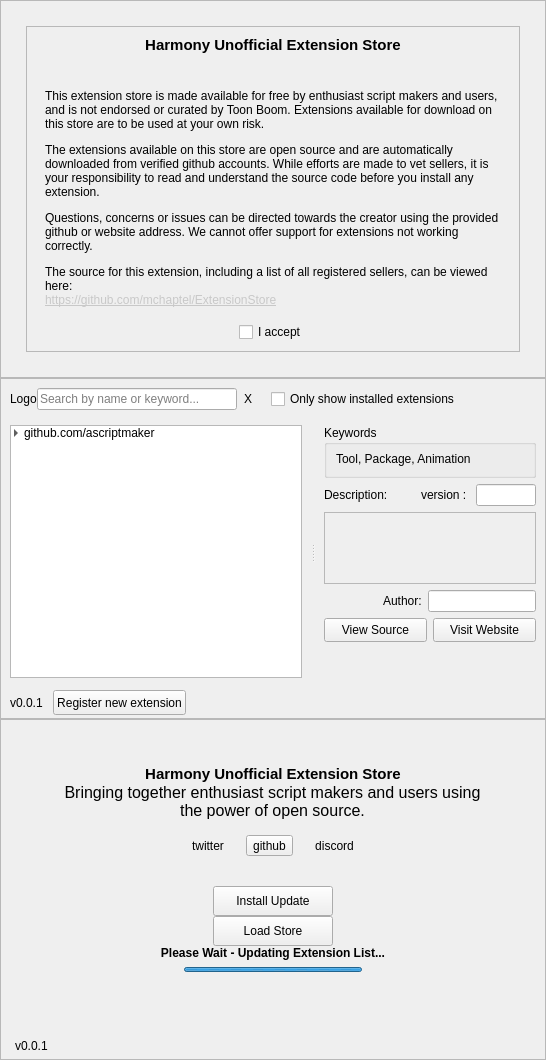
mchaptel/ExtensionStore, file ExtensionStore/resources/store.ui: the form before one commit.
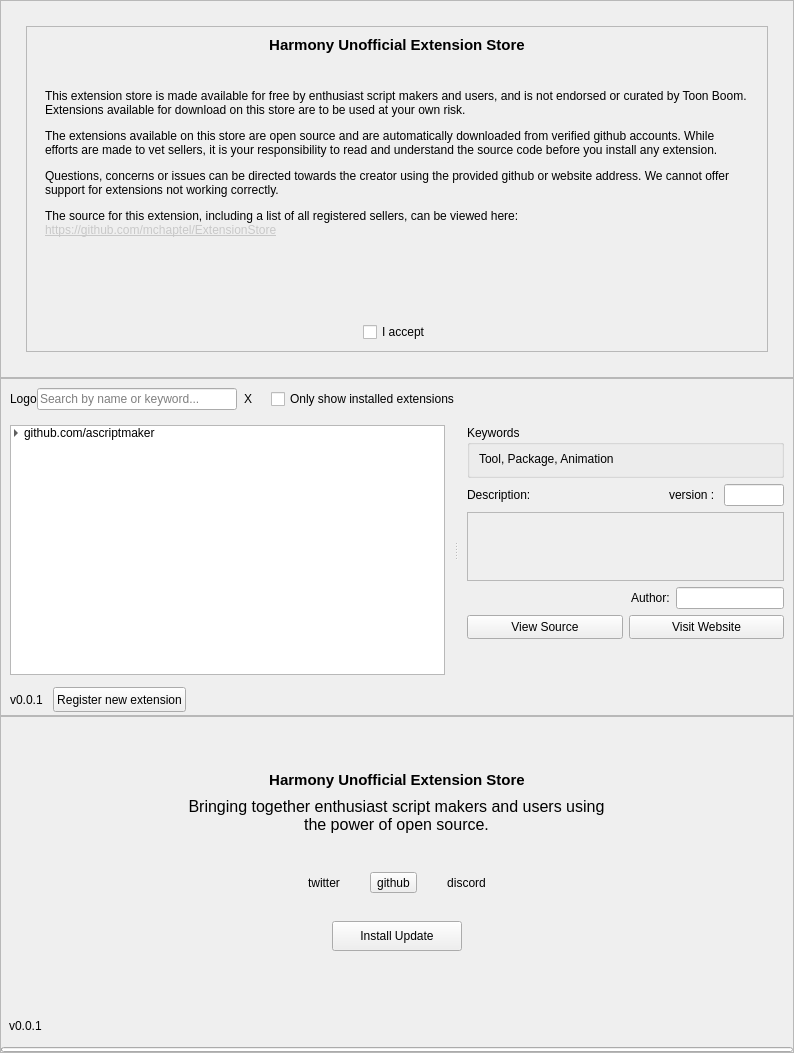
The form after the commit.

Commit message: Moved store load button to the LoadButton class.

Diff of the .ui file:
```diff
--- a/ExtensionStore/resources/store.ui
+++ b/ExtensionStore/resources/store.ui
@@ -6,8 +6,8 @@
    <rect>
     <x>0</x>
     <y>0</y>
-    <width>546</width>
-    <height>1060</height>
+    <width>794</width>
+    <height>1053</height>
    </rect>
   </property>
   <property name="minimumSize">
@@ -110,7 +110,7 @@
              <rect>
               <x>0</x>
               <y>0</y>
-              <width>474</width>
+              <width>722</width>
               <height>223</height>
              </rect>
             </property>
@@ -798,11 +798,14 @@
    <item>
     <widget class="QFrame" name="aboutFrame">
      <property name="sizePolicy">
-      <sizepolicy hsizetype="Preferred" vsizetype="Preferred">
+      <sizepolicy hsizetype="Expanding" vsizetype="Preferred">
        <horstretch>0</horstretch>
        <verstretch>0</verstretch>
       </sizepolicy>
      </property>
+     <property name="styleSheet">
+      <string notr="true"/>
+     </property>
      <property name="frameShape">
       <enum>QFrame::StyledPanel</enum>
      </property>
@@ -811,31 +814,11 @@
      </property>
      <layout class="QVBoxLayout" name="verticalLayout_6">
       <property name="spacing">
-       <number>0</number>
+       <number>8</number>
       </property>
       <property name="leftMargin">
-       <number>5</number>
-      </property>
-      <property name="topMargin">
        <number>0</number>
       </property>
-      <property name="rightMargin">
-       <number>5</number>
-      </property>
-      <property name="bottomMargin">
-       <number>0</number>
-      </property>
-      <item>
-       <layout class="QVBoxLayout" name="verticalLayout_4">
-        <property name="spacing">
-         <number>0</number>
-        </property>
-        <property name="sizeConstraint">
-         <enum>QLayout::SetDefaultConstraint</enum>
-        </property>
-        <property name="leftMargin">
-         <number>0</number>
-        </property>
         <property name="topMargin">
          <number>0</number>
         </property>
@@ -843,10 +826,10 @@
          <number>0</number>
         </property>
         <property name="bottomMargin">
-         <number>9</number>
+       <number>0</number>
         </property>
         <item>
-         <spacer name="verticalSpacer">
+       <spacer name="verticalSpacer_2">
           <property name="orientation">
            <enum>Qt::Vertical</enum>
           </property>
@@ -862,8 +845,6 @@
          </spacer>
         </item>
         <item>
-         <layout class="QGridLayout" name="aboutHeaderLayout">
-          <item row="0" column="0">
            <widget class="QLabel" name="storeLabel">
             <property name="sizePolicy">
              <sizepolicy hsizetype="Preferred" vsizetype="Fixed">
@@ -882,7 +863,7 @@
             </property>
            </widget>
           </item>
-          <item row="2" column="0">
+      <item>
            <layout class="QHBoxLayout" name="horizontalLayout_5">
             <item>
              <widget class="QLabel" name="label_3">
@@ -929,7 +910,23 @@
             </item>
            </layout>
           </item>
-          <item row="4" column="0">
+      <item>
+       <spacer name="verticalSpacer_8">
+        <property name="orientation">
+         <enum>Qt::Vertical</enum>
+        </property>
+        <property name="sizeType">
+         <enum>QSizePolicy::Fixed</enum>
+        </property>
+        <property name="sizeHint" stdset="0">
+         <size>
+          <width>20</width>
+          <height>30</height>
+         </size>
+        </property>
+       </spacer>
+      </item>
+      <item>
            <layout class="QHBoxLayout" name="socialLayout">
             <property name="leftMargin">
              <number>0</number>
@@ -1060,44 +1057,8 @@
             </item>
            </layout>
           </item>
-          <item row="3" column="0">
-           <spacer name="verticalSpacer_5">
-            <property name="orientation">
-             <enum>Qt::Vertical</enum>
-            </property>
-            <property name="sizeType">
-             <enum>QSizePolicy::Maximum</enum>
-            </property>
-            <property name="sizeHint" stdset="0">
-             <size>
-              <width>20</width>
-              <height>15</height>
-             </size>
-            </property>
-           </spacer>
-          </item>
-         </layout>
-        </item>
         <item>
-         <spacer name="verticalSpacer_2">
-          <property name="orientation">
-           <enum>Qt::Vertical</enum>
-          </property>
-          <property name="sizeType">
-           <enum>QSizePolicy::Maximum</enum>
-          </property>
-          <property name="sizeHint" stdset="0">
-           <size>
-            <width>0</width>
-            <height>0</height>
-           </size>
-          </property>
-         </spacer>
-        </item>
-        <item>
-         <layout class="QVBoxLayout" name="aboutLoadLayout">
-          <item>
-           <spacer name="verticalSpacer_8">
+       <spacer name="verticalSpacer_3">
             <property name="orientation">
              <enum>Qt::Vertical</enum>
             </property>
@@ -1107,14 +1068,12 @@
             <property name="sizeHint" stdset="0">
              <size>
               <width>20</width>
-              <height>30</height>
+          <height>20</height>
              </size>
             </property>
            </spacer>
           </item>
-          <item>
-           <layout class="QHBoxLayout" name="horizontalLayout_16">
-            <item>
+      <item alignment="Qt::AlignHCenter">
              <widget class="QPushButton" name="updateButton">
               <property name="sizePolicy">
                <sizepolicy hsizetype="Minimum" vsizetype="Fixed">
@@ -1124,7 +1083,7 @@
               </property>
               <property name="minimumSize">
                <size>
-                <width>120</width>
+          <width>130</width>
                 <height>30</height>
                </size>
               </property>
@@ -1139,58 +1098,81 @@
               </property>
              </widget>
             </item>
-           </layout>
-          </item>
           <item>
-           <layout class="QHBoxLayout" name="horizontalLayout_17">
-            <item>
-             <widget class="QPushButton" name="loadStoreButton">
-              <property name="minimumSize">
-               <size>
-                <width>120</width>
-                <height>30</height>
-               </size>
-              </property>
-              <property name="maximumSize">
-               <size>
-                <width>120</width>
-                <height>16777215</height>
-               </size>
-              </property>
-              <property name="text">
-               <string>Load Store</string>
-              </property>
-             </widget>
-            </item>
-           </layout>
-          </item>
-          <item>
-           <widget class="QLabel" name="updateLabel">
-            <property name="text">
-             <string>&lt;html&gt;&lt;head/&gt;&lt;body&gt;&lt;p&gt;&lt;span style=&quot; font-weight:600;&quot;&gt;Please Wait - Updating Extension List...&lt;/span&gt;&lt;/p&gt;&lt;/body&gt;&lt;/html&gt;</string>
-            </property>
-            <property name="alignment">
-             <set>Qt::AlignCenter</set>
-            </property>
-            <property name="margin">
-             <number>5</number>
-            </property>
-           </widget>
-          </item>
-          <item>
-           <layout class="QHBoxLayout" name="horizontalLayout_14">
-            <item>
-             <spacer name="horizontalSpacer_10">
+       <spacer name="verticalSpacer">
               <property name="orientation">
-               <enum>Qt::Horizontal</enum>
+         <enum>Qt::Vertical</enum>
+        </property>
+        <property name="sizeType">
+         <enum>QSizePolicy::Expanding</enum>
               </property>
               <property name="sizeHint" stdset="0">
                <size>
                 <width>20</width>
+          <height>40</height>
+         </size>
+        </property>
+       </spacer>
+      </item>
+      <item>
+       <widget class="QWidget" name="updateRibbon" native="true">
+        <property name="minimumSize">
+         <size>
+          <width>0</width>
+          <height>0</height>
+         </size>
+        </property>
+        <layout class="QHBoxLayout" name="horizontalLayout_3">
+         <property name="leftMargin">
+          <number>0</number>
+         </property>
+         <property name="topMargin">
+          <number>3</number>
+         </property>
+         <property name="rightMargin">
+          <number>0</number>
+         </property>
+         <property name="bottomMargin">
+          <number>3</number>
+         </property>
+         <item>
+          <spacer name="horizontalSpacer_9">
+           <property name="orientation">
+            <enum>Qt::Horizontal</enum>
+           </property>
+           <property name="sizeType">
+            <enum>QSizePolicy::Fixed</enum>
+           </property>
+           <property name="sizeHint" stdset="0">
+            <size>
+             <width>8</width>
                 <height>20</height>
                </size>
               </property>
              </spacer>
+         </item>
+         <item>
+          <widget class="QLabel" name="storeVersion">
+           <property name="text">
+            <string>v0.0.1</string>
+           </property>
+          </widget>
+         </item>
+         <item>
+          <spacer name="horizontalSpacer_3">
+           <property name="orientation">
+            <enum>Qt::Horizontal</enum>
+           </property>
+           <property name="sizeHint" stdset="0">
+            <size>
+             <width>40</width>
+             <height>20</height>
+            </size>
+           </property>
+          </spacer>
+         </item>
+        </layout>
+       </widget>
             </item>
             <item>
              <widget class="QProgressBar" name="updateProgress">
@@ -1207,90 +1189,14 @@
                </size>
               </property>
               <property name="maximum">
-               <number>0</number>
+         <number>100</number>
               </property>
               <property name="value">
                <number>-1</number>
               </property>
-             </widget>
-            </item>
-            <item>
-             <spacer name="horizontalSpacer_9">
-              <property name="orientation">
-               <enum>Qt::Horizontal</enum>
-              </property>
-              <property name="sizeHint" stdset="0">
-               <size>
-                <width>20</width>
-                <height>20</height>
-               </size>
-              </property>
-             </spacer>
-            </item>
-           </layout>
-          </item>
-         </layout>
-        </item>
-        <item>
-         <spacer name="verticalSpacer_3">
-          <property name="orientation">
-           <enum>Qt::Vertical</enum>
-          </property>
-          <property name="sizeType">
-           <enum>QSizePolicy::Expanding</enum>
-          </property>
-          <property name="sizeHint" stdset="0">
-           <size>
-            <width>20</width>
-            <height>0</height>
-           </size>
-          </property>
-         </spacer>
-        </item>
-       </layout>
-      </item>
-      <item>
-       <widget class="QWidget" name="updateRibbon" native="true">
-        <property name="minimumSize">
-         <size>
-          <width>0</width>
-          <height>0</height>
-         </size>
-        </property>
-        <layout class="QHBoxLayout" name="horizontalLayout_3">
-         <property name="leftMargin">
-          <number>9</number>
-         </property>
-         <property name="topMargin">
-          <number>3</number>
-         </property>
-         <property name="rightMargin">
-          <number>9</number>
-         </property>
-         <property name="bottomMargin">
-          <number>3</number>
-         </property>
-         <item>
-          <widget class="QLabel" name="storeVersion">
-           <property name="text">
-            <string>v0.0.1</string>
-           </property>
-          </widget>
-         </item>
-         <item>
-          <spacer name="horizontalSpacer_3">
-           <property name="orientation">
-            <enum>Qt::Horizontal</enum>
-           </property>
-           <property name="sizeHint" stdset="0">
-            <size>
-             <width>40</width>
-             <height>20</height>
-            </size>
-           </property>
-          </spacer>
-         </item>
-        </layout>
+        <property name="textVisible">
+         <bool>false</bool>
+        </property>
        </widget>
       </item>
      </layout>
```
Left out of the diff: 3 changed lines with no effect on the pictures. Lines whose indentation alone changed are shown as unchanged. The commit also changes 5 other files.
